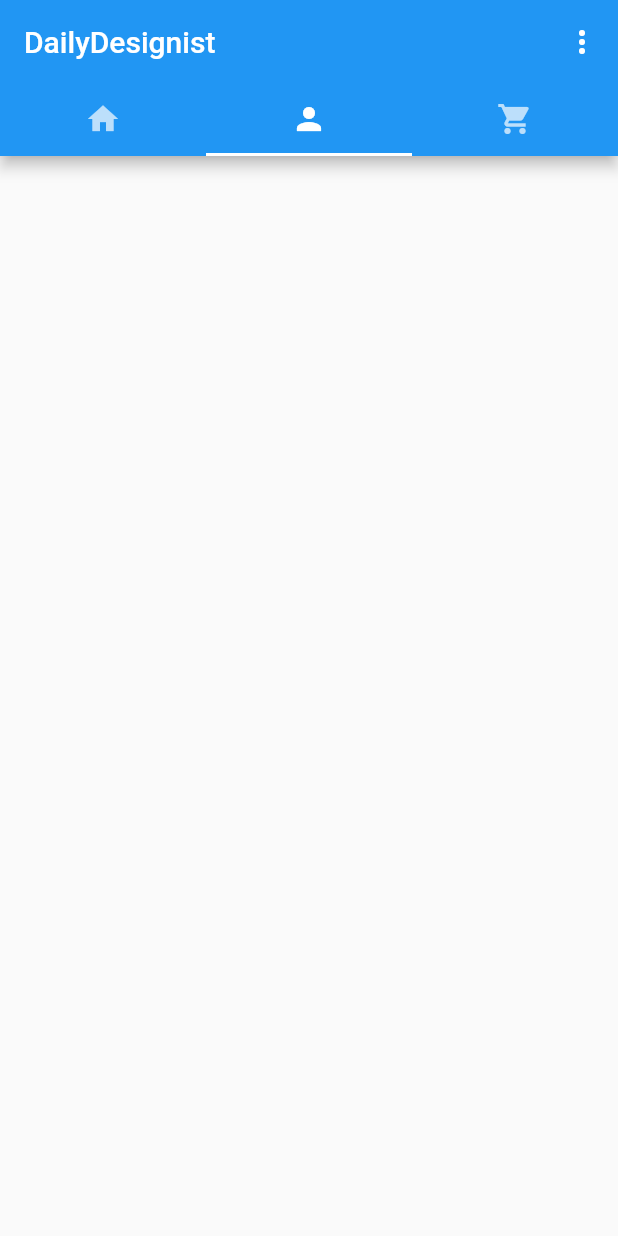
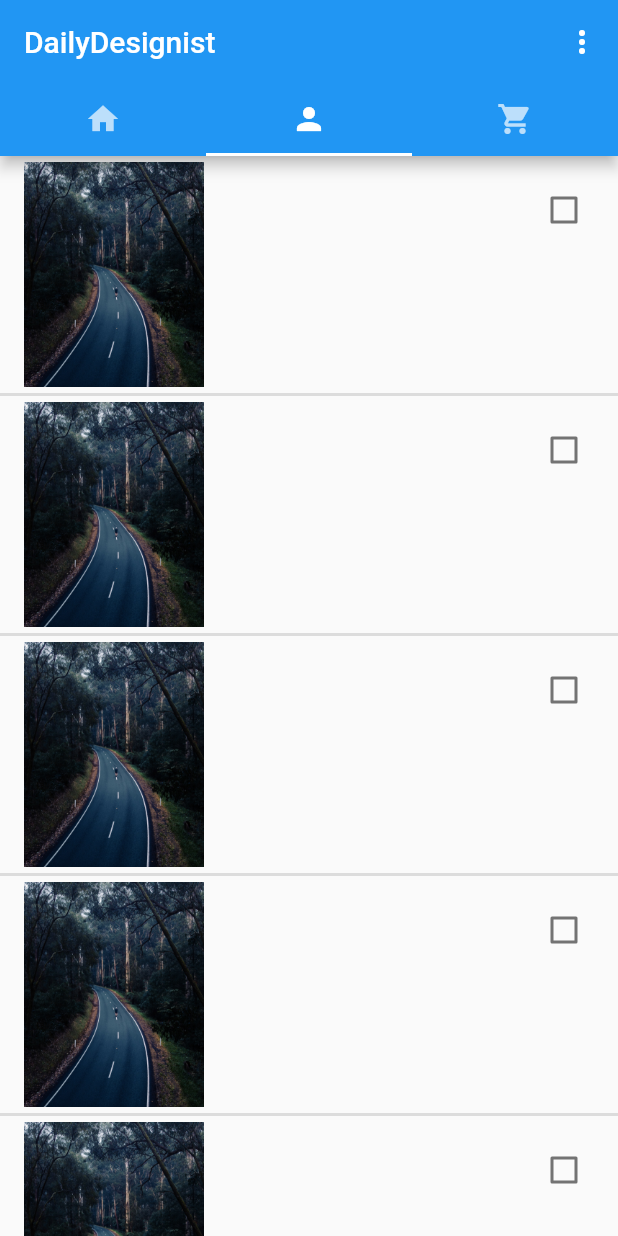
Before and after one commit to monikanb1999/buyer_app, a Flutter app: the screen it shows after launch, tab 2 chosen, on a phone screen of 412 x 824 dp. Run offline on Flutter 3.47's test engine with Material 2 defaults, Android fonts, the phone set to English and light mode, and no system bars.

Commit message:
person searching

```diff
--- a/lib/second_screen.dart
+++ b/lib/second_screen.dart
@@ -1,11 +1,50 @@
 import 'package:flutter/material.dart';
 
 
-class SecondScreen extends StatelessWidget {
+class SecondScreen extends StatefulWidget {
   const SecondScreen({Key? key}) : super(key: key);
 
   @override
+  _SecondScreenState createState() => _SecondScreenState();
+}
+
+class _SecondScreenState extends State<SecondScreen> {
+  final List<String> _texts = [
+    "InduceSmile.com",
+    "Flutter.io",
+    "google.com",
+    "youtube.com",
+    "yahoo.com",
+    "gmail.com"
+  ];
+  late List<bool> _isChecked;
+  @override
+  void initState() {
+    // TODO: implement initState
+    super.initState();
+    _isChecked = List<bool>.filled(_texts.length, false);
+
+  }
+  @override
   Widget build(BuildContext context) {
-    return Container();
+    return ListView.separated(
+      itemCount: _texts.length,
+      itemBuilder: (context, index) {
+        return CheckboxListTile(
+          title: Image.asset('assets/road.jpg',width: 100.0,height: 150.0,
+            alignment: Alignment.topLeft,fit: BoxFit.contain,),
+          value: _isChecked[index],
+          onChanged: (val) {
+            setState(
+                  () {
+                _isChecked[index] = val!;
+              },
+            );
+          },
+        );
+      }, separatorBuilder: (BuildContext context, int index)
+    { return const Divider(height: 2.0,thickness: 2.0,); },
+    );
+
   }
 }
--- a/pubspec.yaml
+++ b/pubspec.yaml
@@ -58,9 +58,8 @@ flutter:
   uses-material-design: true
 
   # To add assets to your application, add an assets section, like this:
-  # assets:
-  #   - images/a_dot_burr.jpeg
-  #   - images/a_dot_ham.jpeg
+  assets:
+    - assets/road.jpg
 
   # An image asset can refer to one or more resolution-specific "variants", see
   # https://flutter.dev/assets-and-images/#resolution-aware.
```
Also changed, not shown: lib/first_screen.dart (+2 -38 lines), assets/road.jpg (added).
